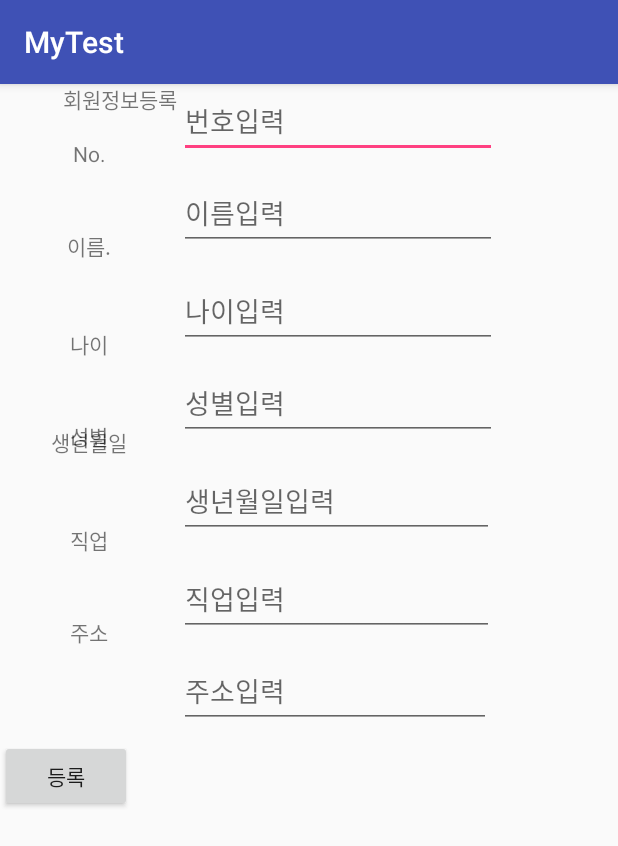
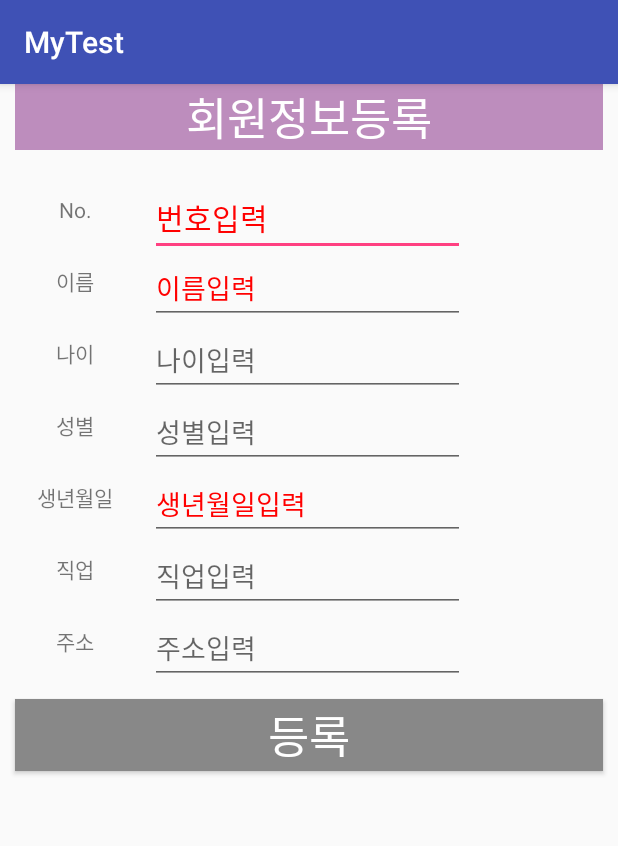
Before and after one commit to jiminkeun/TestAppProject, an Android app: the MemberJoinFormActivity screen opened directly, with no data from a screen before it, on a phone screen of 412 x 824 dp. Shown: the top 846 px of the screen. Run offline under Robolectric (Android 15) with nearby library versions, the phone set to English and light mode, and no system bars.

Commit message:
11.21 수정

```diff
--- a/app/src/main/AndroidManifest.xml
+++ b/app/src/main/AndroidManifest.xml
@@ -19,7 +19,9 @@
         <activity android:name=".CalCulatorActivity" />
         <activity android:name=".CalculatorNumActivity" />
         <activity android:name=".PushListActivity" />
-        <activity android:name=".MemberJoinFormActivity"></activity>
+        <activity android:name=".MemberJoinFormActivity" />
+        <activity android:name=".MemberListActivity" />
+        <activity android:name=".PuzzleActivity"></activity>
     </application>
 
 </manifest>
--- a/app/src/main/java/mytest/syscore/daou/mytest/PushListActivity.java
+++ b/app/src/main/java/mytest/syscore/daou/mytest/PushListActivity.java
@@ -34,7 +34,12 @@ public class PushListActivity extends AppCompatActivity {
                 String dataMemberBirthday = cursor.getString(4);
                 String dataMemberJob = cursor.getString(5);
                 String dataMemberAddr = cursor.getString(6);
+
+
             }
+
+            cursor.close();
+            sqliteDB.close();
 
         }catch (SQLException e) {
             e.printStackTrace();
--- a/app/src/main/res/layout/activity_member_join_form.xml
+++ b/app/src/main/res/layout/activity_member_join_form.xml
@@ -6,191 +6,194 @@
     android:layout_height="match_parent"
     tools:context="mytest.syscore.daou.mytest.MemberJoinFormActivity">
 
+    <TextView
+        android:id="@+id/titleMemberJoin"
+        android:layout_width="match_parent"
+        android:layout_height="wrap_content"
+        android:layout_margin="10dp"
+        android:ems="10"
+        android:inputType="textPersonName"
+        android:text="회원정보등록"
+        android:textAlignment="center"
+        android:gravity="center_vertical"
+        android:textSize="30dp"
+        android:background="#BD8DBD"
+        android:textColor="#FFFFFF" />
+
     <EditText
         android:id="@+id/editMemberNo"
-        android:layout_width="212dp"
-        android:layout_height="49dp"
+        android:layout_width="210dp"
+        android:layout_height="wrap_content"
         android:ems="10"
         android:hint="번호입력"
-        android:inputType="textPersonName"
+        android:textColorHint="#FF0000"
+        android:textSize="20dp"
+        android:inputType="number"
         app:layout_constraintStart_toEndOf="@+id/textMemberNo"
-        tools:layout_editor_absoluteY="78dp" />
+        app:layout_constraintTop_toTopOf="@+id/textMemberNo"
+        />
 
     <EditText
         android:id="@+id/editMemberBirthday"
         android:layout_width="210dp"
-        android:layout_height="49dp"
-        android:layout_alignLeft="@+id/editMemberNo"
-        android:layout_marginTop="16dp"
+        android:layout_height="wrap_content"
         android:ems="10"
         android:hint="생년월일입력"
-        android:inputType="textPersonName"
+        android:textColorHint="#FF0000"
+        android:inputType="number"
         app:layout_constraintStart_toEndOf="@+id/textMemberBirthday"
-        app:layout_constraintTop_toBottomOf="@+id/editMemberSex" />
+        app:layout_constraintTop_toTopOf="@+id/textMemberBirthday" />
 
     <EditText
         android:id="@+id/editMemberName"
-        android:layout_width="212dp"
-        android:layout_height="49dp"
-        android:layout_alignLeft="@+id/editMemberNo"
-        android:layout_marginTop="12dp"
+        android:layout_width="210dp"
+        android:layout_height="wrap_content"
         android:ems="10"
         android:hint="이름입력"
+        android:textColorHint="#FF0000"
         android:inputType="textPersonName"
         app:layout_constraintStart_toEndOf="@+id/textMemberName"
-        app:layout_constraintTop_toBottomOf="@+id/editMemberNo" />
+        app:layout_constraintTop_toTopOf="@+id/textMemberName" />
 
     <EditText
         android:id="@+id/editMemberAge"
-        android:layout_width="212dp"
-        android:layout_height="49dp"
-        android:layout_alignLeft="@+id/editMemberNo"
-        android:layout_marginTop="16dp"
+        android:layout_width="210dp"
+        android:layout_height="wrap_content"
         android:ems="10"
         android:hint="나이입력"
-        android:inputType="textPersonName"
+        android:inputType="number"
         app:layout_constraintStart_toEndOf="@+id/textMemberAge"
-        app:layout_constraintTop_toBottomOf="@+id/editMemberName" />
+        app:layout_constraintTop_toTopOf="@+id/textMemberAge" />
 
     <EditText
         android:id="@+id/editMemberSex"
-        android:layout_width="212dp"
-        android:layout_height="49dp"
+        android:layout_width="210dp"
+        android:layout_height="wrap_content"
         android:layout_alignLeft="@+id/editMemberNo"
-        android:layout_marginTop="12dp"
         android:ems="10"
         android:hint="성별입력"
-        android:inputType="textPersonName"
+        android:inputType="text"
         app:layout_constraintStart_toEndOf="@+id/textMemberSex"
-        app:layout_constraintTop_toBottomOf="@+id/editMemberAge" />
+        app:layout_constraintTop_toTopOf="@+id/textMemberSex" />
 
     <EditText
         android:id="@+id/editMemberAddr"
-        android:layout_width="208dp"
-        android:layout_height="49dp"
+        android:layout_width="210dp"
+        android:layout_height="wrap_content"
         android:layout_alignLeft="@+id/editMemberNo"
-        android:layout_marginTop="12dp"
         android:ems="10"
         android:hint="주소입력"
-        android:inputType="textPersonName"
+        android:inputType="text"
         app:layout_constraintStart_toEndOf="@+id/textMemberAddr"
-        app:layout_constraintTop_toBottomOf="@+id/editMemberJob" />
+        app:layout_constraintTop_toTopOf="@+id/textMemberAddr" />
 
     <EditText
         android:id="@+id/editMemberJob"
         android:layout_width="210dp"
-        android:layout_height="49dp"
+        android:layout_height="wrap_content"
         android:layout_alignLeft="@+id/editMemberNo"
-        android:layout_marginTop="16dp"
         android:ems="10"
         android:hint="직업입력"
+        android:inputType="text"
+        app:layout_constraintStart_toEndOf="@+id/textMemberJob"
+        app:layout_constraintTop_toTopOf="@+id/textMemberJob" />
+
+
+    <TextView
+        android:id="@+id/textMemberAddr"
+        android:layout_width="100dp"
+        android:layout_height="40dp"
+        android:layout_marginTop="8dp"
+        android:ems="10"
         android:inputType="textPersonName"
-        app:layout_constraintStart_toEndOf="@+id/textMemberJob"
-        app:layout_constraintTop_toBottomOf="@+id/editMemberBirthday" />
+        android:text="주소"
+        android:textAlignment="center"
+        android:gravity="center_vertical"
+        app:layout_constraintTop_toBottomOf="@+id/textMemberJob" />
+
+    <TextView
+        android:id="@+id/textMemberJob"
+        android:layout_width="100dp"
+        android:layout_height="40dp"
+        android:layout_marginTop="8dp"
+        android:ems="10"
+        android:inputType="text"
+        android:text="직업"
+        android:textAlignment="center"
+        android:gravity="center_vertical"
+        app:layout_constraintTop_toBottomOf="@+id/textMemberBirthday" />
 
     <TextView
         android:id="@+id/textMemberBirthday"
-        android:layout_width="119dp"
-        android:layout_height="49dp"
-        android:layout_marginTop="16dp"
+        android:layout_width="100dp"
+        android:layout_height="40dp"
+        android:layout_marginTop="8dp"
         android:layout_alignLeft="@+id/editMemberNo"
         android:ems="10"
         android:inputType="textPersonName"
         android:text="생년월일"
         android:textAlignment="center"
-        app:layout_constraintTop_toBottomOf="@+id/textMemberAge"
-        tools:layout_editor_absoluteX="16dp" />
-
-    <TextView
-        android:id="@+id/textMemberJob"
-        android:layout_width="119dp"
-        android:layout_height="49dp"
-        android:layout_marginTop="16dp"
-        android:ems="10"
-        android:inputType="textPersonName"
-        android:text="직업"
-        android:textAlignment="center"
-        app:layout_constraintTop_toBottomOf="@+id/textMemberBirthday"
-        tools:layout_editor_absoluteX="16dp" />
-
-    <TextView
-        android:id="@+id/textMemberAddr"
-        android:layout_width="119dp"
-        android:layout_height="49dp"
-        android:layout_marginTop="12dp"
-        android:ems="10"
-        android:inputType="textPersonName"
-        android:text="주소"
-        android:textAlignment="center"
-        app:layout_constraintTop_toBottomOf="@+id/textMemberJob"
-        tools:layout_editor_absoluteX="16dp" />
+        android:gravity="center_vertical"
+        app:layout_constraintTop_toBottomOf="@+id/textMemberSex" />
 
     <TextView
         android:id="@+id/textMemberSex"
-        android:layout_width="119dp"
-        android:layout_height="49dp"
-        android:layout_marginTop="12dp"
+        android:layout_width="100dp"
+        android:layout_height="40dp"
+        android:layout_marginTop="8dp"
         android:ems="10"
         android:inputType="textPersonName"
         android:text="성별"
         android:textAlignment="center"
-        app:layout_constraintTop_toBottomOf="@+id/textMemberAge"
-        tools:layout_editor_absoluteX="16dp" />
+        android:gravity="center_vertical"
+        app:layout_constraintTop_toBottomOf="@+id/textMemberAge" />
 
     <TextView
         android:id="@+id/textMemberAge"
-        android:layout_width="119dp"
-        android:layout_height="49dp"
-        android:layout_marginTop="16dp"
+        android:layout_width="100dp"
+        android:layout_height="40dp"
+        android:layout_marginTop="8dp"
         android:ems="10"
         android:inputType="textPersonName"
         android:text="나이"
         android:textAlignment="center"
-        app:layout_constraintTop_toBottomOf="@+id/textMemberName"
-        tools:layout_editor_absoluteX="16dp" />
+        android:gravity="center_vertical"
+        app:layout_constraintTop_toBottomOf="@+id/textMemberName" />
 
     <TextView
         android:id="@+id/textMemberName"
-        android:layout_width="119dp"
-        android:layout_height="49dp"
-        android:layout_marginTop="12dp"
+        android:layout_width="100dp"
+        android:layout_height="40dp"
+        android:layout_marginTop="8dp"
         android:ems="10"
         android:inputType="textPersonName"
-        android:text="이름."
+        android:text="이름"
         android:textAlignment="center"
-        app:layout_constraintTop_toBottomOf="@+id/textMemberNo"
-        tools:layout_editor_absoluteX="16dp" />
-
-    <TextView
-        android:id="@+id/titleMemberJoin"
-        android:layout_width="wrap_content"
-        android:layout_height="wrap_content"
-        android:ems="10"
-        android:inputType="textPersonName"
-        android:text="회원정보등록"
-        android:textAlignment="center"
-        tools:layout_editor_absoluteX="84dp"
-        tools:layout_editor_absoluteY="16dp" />
+        android:gravity="center_vertical"
+        app:layout_constraintTop_toBottomOf="@+id/textMemberNo" />
 
     <TextView
         android:id="@+id/textMemberNo"
-        android:layout_width="119dp"
-        android:layout_height="49dp"
-        android:layout_marginTop="16dp"
+        android:layout_width="100dp"
+        android:layout_height="40dp"
+        android:layout_marginTop="20dp"
         android:ems="10"
         android:inputType="textPersonName"
         android:text="No."
         android:textAlignment="center"
-        app:layout_constraintTop_toBottomOf="@+id/titleMemberJoin"
-        tools:layout_editor_absoluteX="16dp" />
+        android:gravity="center_vertical"
+        app:layout_constraintTop_toBottomOf="@+id/titleMemberJoin" />
 
     <Button
         android:id="@+id/btnMemberInputSave"
-        android:layout_width="wrap_content"
+        android:layout_width="match_parent"
         android:layout_height="wrap_content"
-        android:layout_marginTop="8dp"
+        android:layout_margin="10dp"
         android:text="등록"
+        android:textSize="30dp"
+        android:textColor="#FFFFFF"
+        android:background="#888888"
         android:textAlignment="center"
-        app:layout_constraintTop_toBottomOf="@+id/editMemberAddr"
-        tools:layout_editor_absoluteX="106dp" />
+        app:layout_constraintTop_toBottomOf="@+id/editMemberAddr" />
+
 </android.support.constraint.ConstraintLayout>
```
Also changed, not shown: app/src/main/java/mytest/syscore/daou/mytest/DbHandler.java (added, +8 -0 lines), app/src/main/java/mytest/syscore/daou/mytest/MemberInfoAdaptor.java (added, +8 -0 lines), app/src/main/java/mytest/syscore/daou/mytest/MemberJoinFormActivity.java (+77 -2 lines), app/src/main/java/mytest/syscore/daou/mytest/MemberListActivity.java (added, +58 -0 lines), app/src/main/java/mytest/syscore/daou/mytest/PuzzleActivity.java (added, +16 -0 lines), app/src/main/res/layout/activity_member_list.xml (added, +13 -0 lines), app/src/main/res/layout/activity_puzzle.xml (added, +30 -0 lines).
